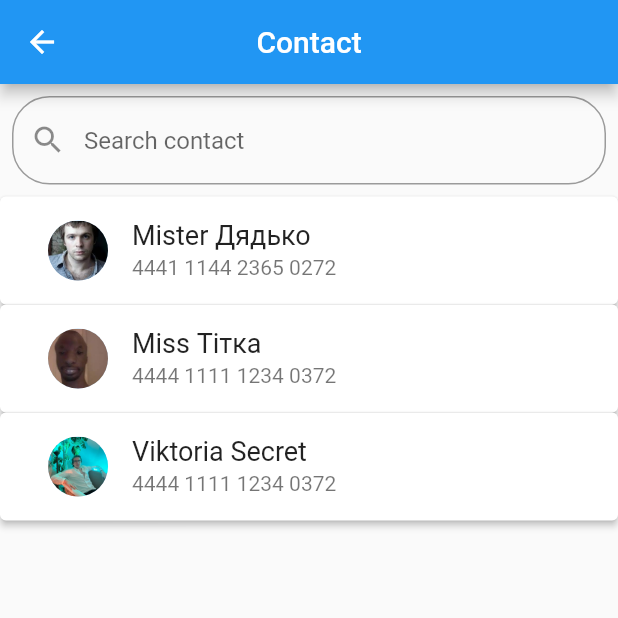
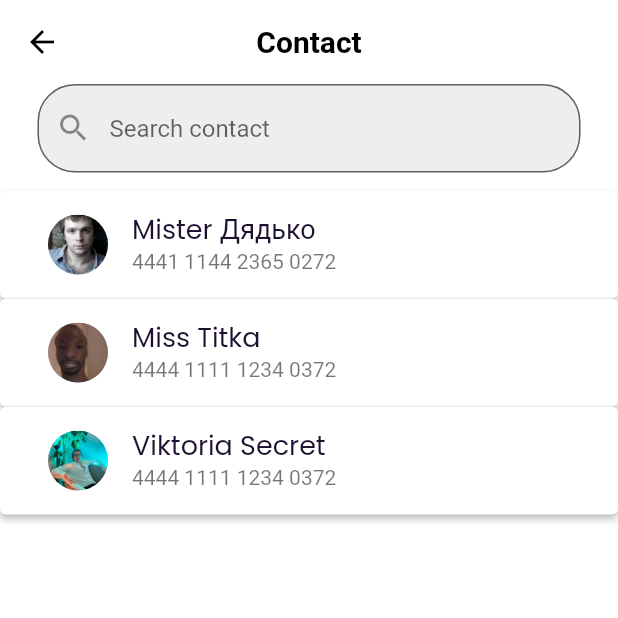
Before and after one commit to psemchyshyn/finance_app, a Flutter app: the screen it shows after launch, on a phone screen of 412 x 824 dp, the top half of it. Run offline on Flutter 3.47's test engine with Material 2 defaults, Android fonts, the phone set to English and light mode, and no system bars; our stand-ins replace google_fonts.

Commit message:
Finished design of ContactsScreen and PaymentScreen, removed unnecessary code

```diff
--- a/lib/screens/contacts_screen.dart
+++ b/lib/screens/contacts_screen.dart
@@ -1,7 +1,9 @@
 import 'package:finance_app/business_logic/app_contract.dart';
 import 'package:finance_app/screens/payment_screen.dart';
-import 'package:finance_app/screens/test_screen.dart';
+import 'package:finance_app/utils/constants/app_colors.dart';
 import 'package:flutter/material.dart';
+import 'package:google_fonts/google_fonts.dart';
+
 
 class ContactsScreen extends StatefulWidget {
   ContactsScreen({super.key});
@@ -16,7 +18,7 @@ class _ContactsScreenState extends State<ContactsScreen> {
 
   final List<AppContact> contacts = [
     AppContact(0, "Mister Дядько", "4441 1144 2365 0272", "assets/images/photo1.png"),
-    AppContact(1, "Miss Тітка", "4444 1111 1234 0372", "assets/images/photo2.png"),
+    AppContact(1, "Miss Titka", "4444 1111 1234 0372", "assets/images/photo2.png"),
     AppContact(2, "Viktoria Secret", "4444 1111 1234 0372", "assets/images/photo3.png")
   ];
 
@@ -53,12 +55,17 @@ class _ContactsScreenState extends State<ContactsScreen> {
 
   @override
   Widget build(BuildContext context) => Scaffold(
+    backgroundColor: Colors.white,
     appBar: AppBar(
+      elevation: 0,
+      backgroundColor: Colors.white,
       centerTitle: true,
-      title: const Text("Contact"),
-      //backgroundColor: Colors.white,
+      title: const Text(
+        "Contact",
+        style: TextStyle(fontSize: 20, fontWeight: FontWeight.w600, color: Colors.black, decoration: TextDecoration.none)
+      ),
       leading: IconButton(
-        icon: const Icon(Icons.arrow_back),
+        icon: const Icon(Icons.arrow_back, color: Colors.black),
         onPressed: () {
           Navigator.pop(context);
         }
@@ -67,8 +74,8 @@ class _ContactsScreenState extends State<ContactsScreen> {
     body: Center(
       child: Column(
         children: <Widget>[
-            Padding(
-              padding: const EdgeInsets.all(8.0),
+            SizedBox(
+              width: MediaQuery.of(context).size.width - 50,
               child: TextField(
                 onChanged: (value) {
                   filterSearchResults(value);
@@ -78,27 +85,26 @@ class _ContactsScreenState extends State<ContactsScreen> {
                   hintText: "Search contact",
                   prefixIcon: Icon(Icons.search),
                   border: OutlineInputBorder(
-                        borderRadius: BorderRadius.all(Radius.circular(25.0)))),
+                    borderRadius: BorderRadius.all(Radius.circular(25.0))
+                  ),
+                  fillColor: Color.fromARGB(255, 238, 238, 238),
+                  filled: true
                 ),
               ),
+            ),
+            const SizedBox(height: 12),
             Expanded(
               child: ListView.builder(
                 shrinkWrap: true,
                 itemCount: contactList.length,
                 itemBuilder: (context, index) {
-                  return Container(
-                    //padding: const EdgeInsets.only(left: 16, right: 16),
-                    child: SizedBox(
-                      width: MediaQuery.of(context).size.width,
-                      child: ElevatedButton(
+                  return ElevatedButton(
                     style: ElevatedButton.styleFrom(backgroundColor: Colors.white),
                     child: ListTile(
                         leading: CircleAvatar(backgroundImage: AssetImage(contactList[index].image)),
                         title: Text(
                           contactList[index].name,
-                              style: const TextStyle(
-                                fontSize: 18.0,
-                              ),
+                          style: GoogleFonts.poppins(textStyle: const TextStyle(color: AppColors.textBlack, fontSize: 18)),
                         ),
                         subtitle: Text(contactList[index].card)
                     ),
@@ -110,8 +116,6 @@ class _ContactsScreenState extends State<ContactsScreen> {
                         ),
                       );
                     },
-                      ),
-                    ),
                   );
                 },
               ),
```
Also changed, not shown: lib/screens/payment_screen.dart (+176 -6 lines), 1 other file. Lines whose indentation alone changed are shown as unchanged.
